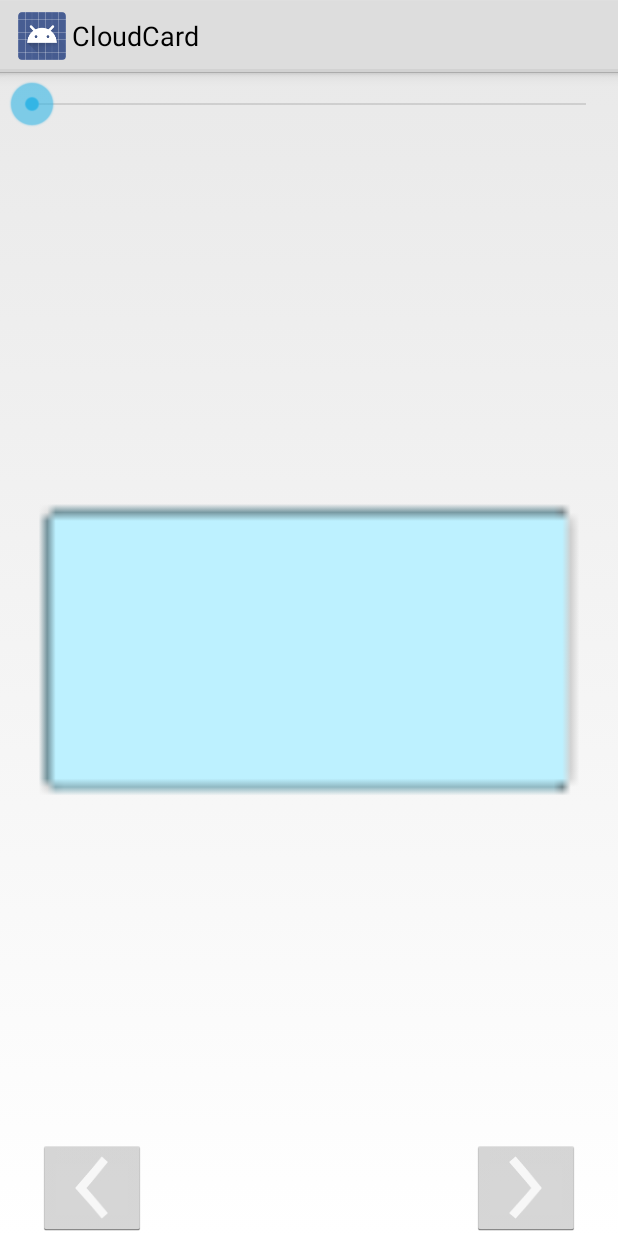
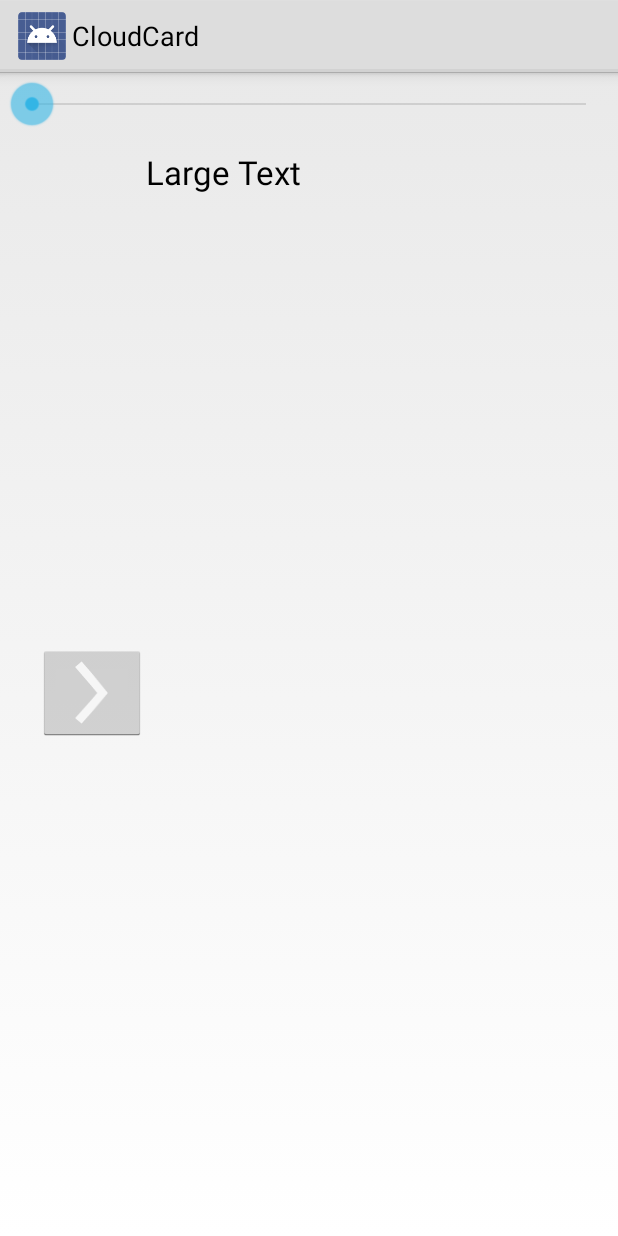
Before and after one commit to CloudCard-App/android, an Android app: the fragment CardQuizFragment shown on its own in the app's theme, on a phone screen of 412 x 824 dp. Run offline under Robolectric (Android 15) with nearby library versions, the phone set to English and light mode, and no system bars; our stand-ins replace Volley; network calls fail.

Commit message:
TableLayout for card quizzes

```diff
--- a/app/src/main/java/com/example/marc/materialtabviews/card_quiz/CardQuizFragment.java
+++ b/app/src/main/java/com/example/marc/materialtabviews/card_quiz/CardQuizFragment.java
@@ -9,7 +9,6 @@ import android.view.MotionEvent;
 import android.view.View;
 import android.view.ViewGroup;
 import android.widget.ImageButton;
-import android.widget.ImageView;
 import android.widget.SeekBar;
 import android.widget.TextView;
 
@@ -33,7 +32,6 @@ public class CardQuizFragment extends Fragment implements OnTaskCompleted {
     private static final String TAG = "CardQuizFragment";
     private TextView cardDisplay;
     private TextView numDisplay;
-    private ImageView cardBackground;
     private SeekBar progressSelect;
     private ImageButton backButton;
     private ImageButton nextButton;
@@ -141,7 +139,6 @@ public class CardQuizFragment extends Fragment implements OnTaskCompleted {
         // getView() gets the default view for the fragment.
         cardDisplay = (TextView) getView().findViewById(R.id.cardDisplay);
         numDisplay = (TextView) getView().findViewById(R.id.currentNumDisplay);
-        cardBackground = (ImageView) getView().findViewById(R.id.cardBackground);
 
         progressSelect = (SeekBar) getView().findViewById(R.id.progressSelect);
 
@@ -245,7 +242,7 @@ public class CardQuizFragment extends Fragment implements OnTaskCompleted {
         } else if (cardDisplay.getText().equals(cardData.get(currentIndex).getBack())) {
             updateCard(true); // Switch to front
         }
-        numDisplay.setText(String.valueOf(currentIndex + 1) + " | " + totalLength);
+        numDisplay.setText(MessageFormat.format("{0} | {1}", String.valueOf(currentIndex + 1), totalLength));
     }
 
     private void nextCard() {
@@ -260,12 +257,10 @@ public class CardQuizFragment extends Fragment implements OnTaskCompleted {
         List<Card> cardData = deckWithContents.getCards();
         if (front) {
             cardDisplay.setText(cardData.get(currentIndex).getFront());
-            cardBackground.setImageResource(R.mipmap.blue_card);
         } else {
             cardDisplay.setText(cardData.get(currentIndex).getBack());
-            cardBackground.setImageResource(R.mipmap.yellow_card);
         }
-        numDisplay.setText(MessageFormat.format("{0} / {1}", String.valueOf(currentIndex + 1), totalLength));
+        numDisplay.setText(MessageFormat.format("{0} | {1}", String.valueOf(currentIndex + 1), totalLength));
         progressSelect.setProgress(currentIndex); // Wee-Wee!
     }
 
--- a/app/src/main/res/layout/card_quiz_fragment.xml
+++ b/app/src/main/res/layout/card_quiz_fragment.xml
@@ -3,26 +3,60 @@
     android:layout_width="match_parent"
     android:layout_height="match_parent">
 
-    <ImageView
-        android:id="@+id/cardBackground"
+    <TableLayout
+        android:id="@+id/tableLayout"
+        android:layout_width="100dp"
+        android:layout_height="match_parent"
+        android:layout_alignParentLeft="true"
+        android:layout_alignParentStart="true"
+        android:layout_marginTop="52dp"
+        android:weightSum="5"></TableLayout>
+
+    <TableRow
         android:layout_width="match_parent"
         android:layout_height="match_parent"
-        android:layout_below="@+id/currentNumDisplay"
-        android:layout_centerHorizontal="true"
-        android:layout_centerInParent="true"
-        android:fadingEdge="horizontal"
-        android:src="@mipmap/blue_card" />
+        android:layout_alignParentLeft="true"
+        android:layout_alignParentStart="true"
+        android:layout_alignTop="@+id/tableLayout"
+        android:layout_toRightOf="@+id/tableLayout"
+        android:weightSum="5">
 
-    <TextView
-        android:id="@+id/cardDisplay"
-        android:layout_width="match_parent"
-        android:layout_height="match_parent"
-        android:layout_centerVertical="true"
-        android:layout_gravity="center_horizontal"
-        android:gravity="center"
-        android:text=""
-        android:textSize="28sp"
-        android:typeface="sans" />
+        <ImageButton
+            android:id="@+id/backButton"
+            android:layout_width="wrap_content"
+            android:layout_height="wrap_content"
+            android:layout_alignParentBottom="true"
+            android:layout_gravity="center_vertical"
+            android:layout_marginLeft="25dp"
+            android:layout_weight="5"
+            android:clickable="true"
+            android:src="@mipmap/navigation_back" />
+
+        <TableLayout
+            android:layout_width="wrap_content"
+            android:layout_height="match_parent"
+            android:layout_gravity="center_vertical"
+            android:layout_weight="5"></TableLayout>
+
+        <ImageButton
+            android:id="@+id/nextButton"
+            android:layout_width="wrap_content"
+            android:layout_height="wrap_content"
+            android:layout_alignParentStart="true"
+            android:layout_centerVertical="true"
+            android:layout_gravity="center_vertical"
+            android:layout_weight="5"
+            android:clickable="true"
+            android:src="@mipmap/navigation_next" />
+
+        <TextView
+            android:id="@+id/cardDisplay"
+            android:layout_width="match_parent"
+            android:layout_height="wrap_content"
+            android:layout_weight="5"
+            android:text="Large Text"
+            android:textAppearance="?android:attr/textAppearanceLarge" />
+    </TableRow>
 
     <TableRow
         android:id="@+id/progress"
@@ -45,28 +79,6 @@
             android:layout_width="match_parent"
             android:layout_height="wrap_content" />
 
-
     </TableRow>
 
-    <ImageButton
-        android:id="@+id/backButton"
-        android:layout_width="wrap_content"
-        android:layout_height="wrap_content"
-        android:layout_alignParentBottom="true"
-        android:layout_marginLeft="25dp"
-        android:clickable="true"
-        android:src="@mipmap/navigation_back" />
-
-    <ImageButton
-        android:id="@+id/nextButton"
-        android:layout_width="wrap_content"
-        android:layout_height="wrap_content"
-        android:layout_alignParentBottom="true"
-        android:layout_alignParentEnd="true"
-        android:layout_alignParentRight="true"
-        android:layout_marginEnd="25dp"
-        android:clickable="true"
-        android:src="@mipmap/navigation_next" />
-
-
 </RelativeLayout>
```
